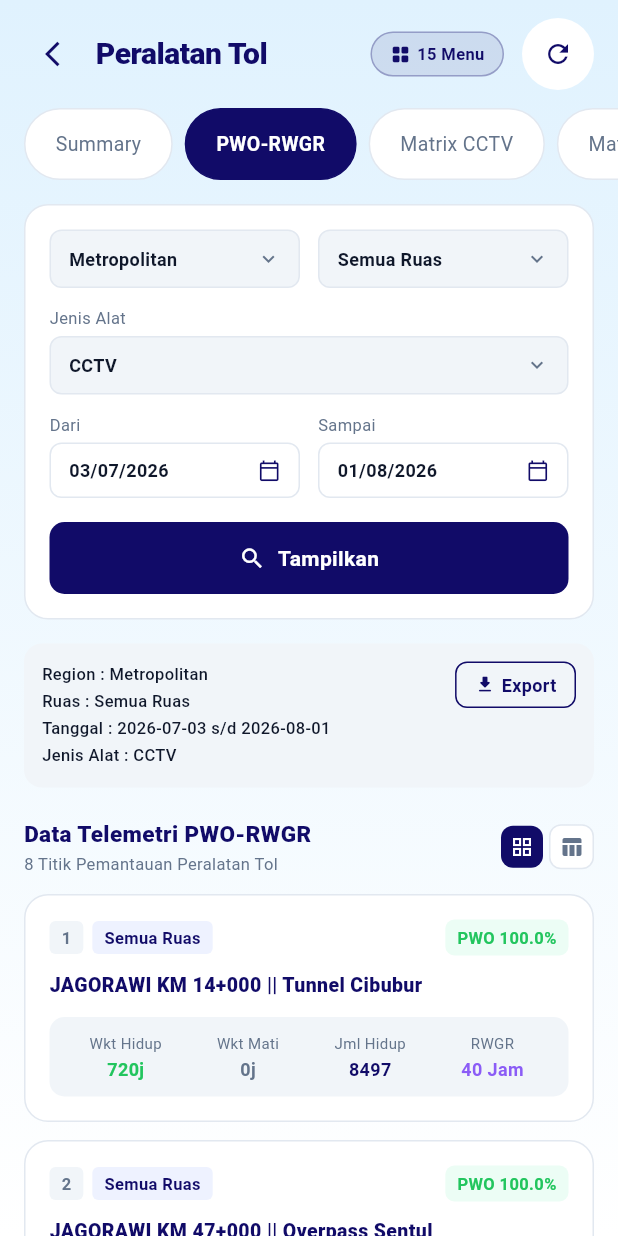
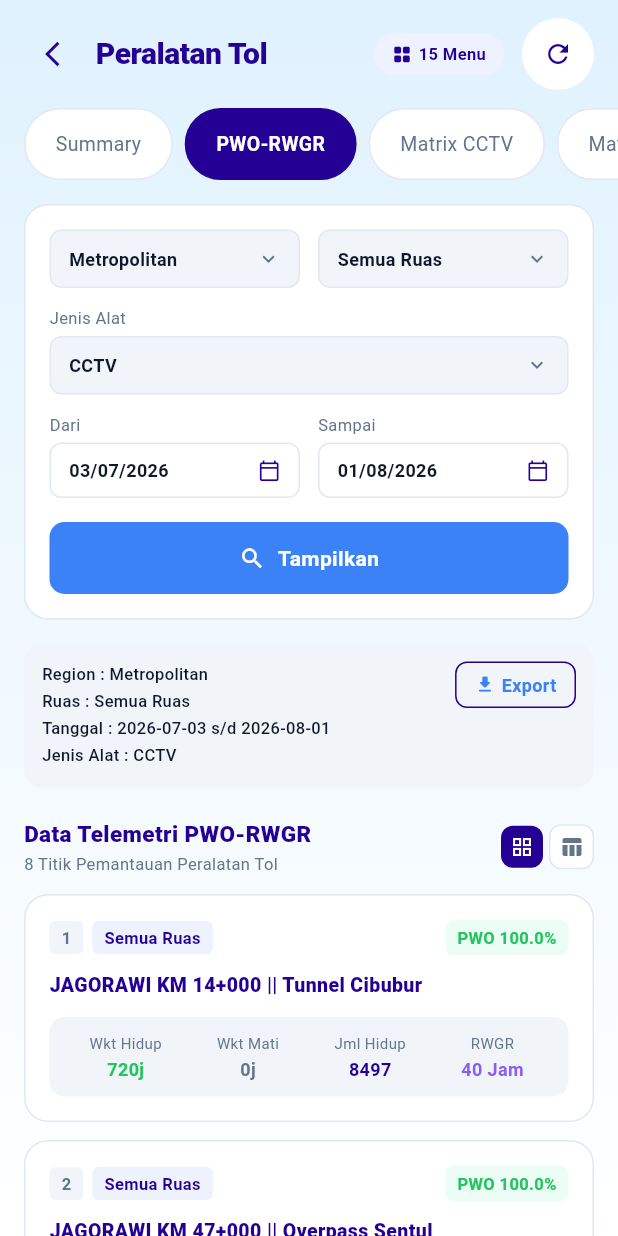
Before and after one commit to ahmadayyuba/idp-jasa-marga, a Flutter app: the screen it shows after launch, after a tap on "PWO-RWGR", on a phone screen of 412 x 824 dp. Run offline on Flutter 3.47's test engine with Material 3 defaults, Android fonts, the phone set to English and light mode, and no system bars; network calls fail.

Commit message:
fix: resolve right overflow issues and implement responsive flexbox layouts across peralatan tol screens

```diff
--- a/lib/core/constants/app_colors.dart
+++ b/lib/core/constants/app_colors.dart
@@ -2,7 +2,8 @@ import 'package:flutter/material.dart';
 
 class AppColors {
   // === Warna Utama Brand Jasa Marga & Accent (Bawaan Teman) ===
-  static const Color primaryBlue = Color.fromARGB(255, 17, 11, 104);
+  static const Color primaryBlue = Color(0xFF250094);
+  static const Color accentBlue = Color(0xFF3B82F6);
   static const Color buttonGradientEnd = Color(0xFFE2F0FD);
 
   // === Warna Teks (Bawaan Teman) ===
--- a/lib/features/peralatan_tol/prensentation/peralatan_dashboard_screen.dart
+++ b/lib/features/peralatan_tol/prensentation/peralatan_dashboard_screen.dart
@@ -78,7 +78,7 @@ class _PeralatanDashboardScreenState extends State<PeralatanDashboardScreen> {
     );
   }
 
-  // --- KOMPONEN HEADER ---
+ // --- KOMPONEN HEADER ---
   Widget _buildHeader() {
     return Padding(
       padding: const EdgeInsets.symmetric(horizontal: 16, vertical: 12),
@@ -101,11 +101,10 @@ class _PeralatanDashboardScreenState extends State<PeralatanDashboardScreen> {
           Container(
             padding: const EdgeInsets.symmetric(horizontal: 12, vertical: 6),
             decoration: BoxDecoration(
-              color: AppColors.primaryBlue.withValues(alpha: 0.1),
+              // --- PERBAIKAN: Menggunakan warna Biru Es pucat dari AppColors ---
+              color: AppColors.iconBoxBg,
               borderRadius: BorderRadius.circular(20),
-              border: Border.all(
-                color: AppColors.primaryBlue.withValues(alpha: 0.3),
-              ),
+              // --- Hapus Border ---
             ),
             child: Row(
               children: [
@@ -128,7 +127,7 @@ class _PeralatanDashboardScreenState extends State<PeralatanDashboardScreen> {
           // Tombol Refresh
           Container(
             decoration: const BoxDecoration(
-              color: Colors.white,
+              color: Colors.white, // Tetap putih sesuai referensi
               shape: BoxShape.circle,
             ),
             child: IconButton(
--- a/lib/features/peralatan_tol/prensentation/screens/management_cctv_screen.dart
+++ b/lib/features/peralatan_tol/prensentation/screens/management_cctv_screen.dart
@@ -69,7 +69,7 @@ class ManagementCctvScreen extends StatelessWidget {
                     child: Container(
                       height: 44,
                       decoration: BoxDecoration(
-                        color: AppColors.primaryBlue,
+                        color: AppColors.accentBlue,
                         borderRadius: BorderRadius.circular(10),
                       ),
                       alignment: Alignment.center,
--- a/lib/features/peralatan_tol/prensentation/screens/monitoring_segment_hit_screen.dart
+++ b/lib/features/peralatan_tol/prensentation/screens/monitoring_segment_hit_screen.dart
@@ -104,7 +104,8 @@ class MonitoringSegmentHitScreen extends StatelessWidget {
         Row(
           mainAxisAlignment: MainAxisAlignment.spaceBetween,
           children: [
-            Column(
+            Expanded(
+              child: Column(
                 crossAxisAlignment: CrossAxisAlignment.start,
                 children: [
                   const Text(
@@ -117,6 +118,7 @@ class MonitoringSegmentHitScreen extends StatelessWidget {
                     style: AppTextStyles.bodySmall,
                   ),
                 ],
+              ),
             ),
             Row(
               children: [
--- a/lib/features/peralatan_tol/prensentation/screens/pwo_rwgr_screen.dart
+++ b/lib/features/peralatan_tol/prensentation/screens/pwo_rwgr_screen.dart
@@ -54,7 +54,7 @@ class PwoRwgrScreen extends StatelessWidget {
               Container(
                 height: 48,
                 decoration: BoxDecoration(
-                  color: AppColors.primaryBlue,
+                  color: AppColors.accentBlue,
                   borderRadius: BorderRadius.circular(10),
                 ),
                 child: const Row(
@@ -113,13 +113,13 @@ class PwoRwgrScreen extends StatelessWidget {
                     Icon(
                       Icons.download_rounded,
                       size: 14,
-                      color: AppColors.primaryBlue,
+                      color: AppColors.accentBlue,
                     ),
                     SizedBox(width: 4),
                     Text(
                       'Export',
                       style: TextStyle(
-                        color: AppColors.primaryBlue,
+                        color: AppColors.accentBlue,
                         fontSize: 12,
                         fontWeight: FontWeight.bold,
                       ),
@@ -136,7 +136,8 @@ class PwoRwgrScreen extends StatelessWidget {
         Row(
           mainAxisAlignment: MainAxisAlignment.spaceBetween,
           children: [
-            Column(
+            Expanded(
+              child: Column(
                 crossAxisAlignment: CrossAxisAlignment.start,
                 children: [
                   const Text(
@@ -149,6 +150,7 @@ class PwoRwgrScreen extends StatelessWidget {
                     style: AppTextStyles.bodySmall,
                   ),
                 ],
+              ),
             ),
             Row(
               children: [
--- a/lib/features/peralatan_tol/prensentation/screens/report_status_cctv_screen.dart
+++ b/lib/features/peralatan_tol/prensentation/screens/report_status_cctv_screen.dart
@@ -143,7 +143,7 @@ class ReportStatusCctvScreen extends StatelessWidget {
               Container(
                 height: 48,
                 decoration: BoxDecoration(
-                  color: AppColors.primaryBlue,
+                  color: AppColors.accentBlue,
                   borderRadius: BorderRadius.circular(10),
                 ),
                 alignment: Alignment.center,
@@ -164,7 +164,8 @@ class ReportStatusCctvScreen extends StatelessWidget {
         Row(
           mainAxisAlignment: MainAxisAlignment.spaceBetween,
           children: [
-            Column(
+            Expanded(
+              child: Column(
                 crossAxisAlignment: CrossAxisAlignment.start,
                 children: [
                   const Text(
@@ -177,6 +178,7 @@ class ReportStatusCctvScreen extends StatelessWidget {
                     style: AppTextStyles.bodySmall,
                   ),
                 ],
+              ),
             ),
             Row(
               children: [
--- a/lib/features/peralatan_tol/prensentation/screens/summary_screen.dart
+++ b/lib/features/peralatan_tol/prensentation/screens/summary_screen.dart
@@ -176,9 +176,11 @@ class SummaryScreen extends StatelessWidget {
                 .map(
                   (f) => Expanded(
                     child: Container(
-                      margin: EdgeInsets.only(right: f != filters.last ? 8 : 0),
+                      // 1. Kurangi margin antar kotak dari 8 menjadi 6
+                      margin: EdgeInsets.only(right: f != filters.last ? 6 : 0),
+                      // 2. Kurangi padding horizontal dari 10/8 menjadi 6
                       padding: const EdgeInsets.symmetric(
-                        horizontal: 10,
+                        horizontal: 6,
                         vertical: 8,
                       ),
                       decoration: BoxDecoration(
@@ -189,17 +191,21 @@ class SummaryScreen extends StatelessWidget {
                       child: Row(
                         mainAxisAlignment: MainAxisAlignment.spaceBetween,
                         children: [
-                          Text(
-                            f,
-                            style: const TextStyle(
-                              fontSize: 11,
-                              color: AppColors.textDark,
-                              fontWeight: FontWeight.bold,
+                          Expanded(
+                            child: Text(
+                              f,
+                              style: const TextStyle(
+                                fontSize: 10, // 3. Turunkan font dari 11 ke 10 agar lebih aman
+                                color: AppColors.textDark,
+                                fontWeight: FontWeight.bold,
+                              ),
+                              overflow: TextOverflow.ellipsis,
                             ),
                           ),
+                          const SizedBox(width: 2), // Jarak tipis teks ke ikon
                           const Icon(
                             Icons.keyboard_arrow_down,
-                            size: 16,
+                            size: 14, // 4. Turunkan ukuran ikon dari 16 ke 14
                             color: AppColors.textMuted,
                           ),
                         ],
```
Also changed, not shown: lib/features/peralatan_tol/prensentation/screens/cctv_ptz_screen.dart (+18 -9 lines), lib/features/peralatan_tol/prensentation/screens/kendaraan_operasional_screen.dart (+68 -57 lines), lib/features/peralatan_tol/prensentation/screens/matrix_dms_screen.dart (+38 -9 lines). Lines whose indentation alone changed are shown as unchanged.
